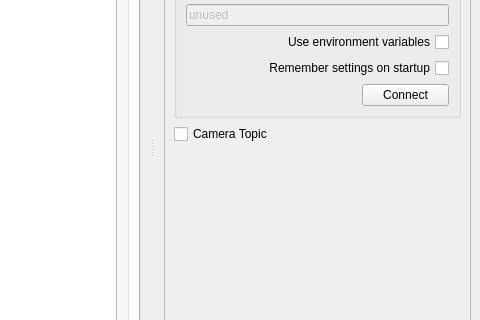
Above: logging/ui/main_window.ui from kucars/seekur_ground_station_qml before the change; both pictures show x 464 to 944 and y 204 to 524 of the 944 by 704 pixel window. Below: the same form after it.
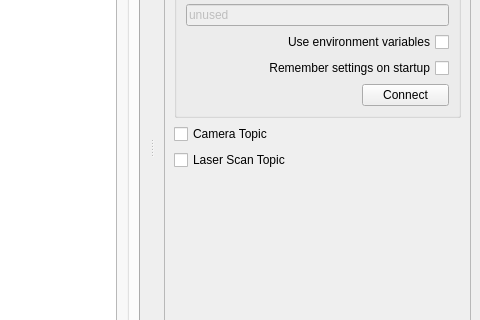
That is the form after the change. Icons and pictures are not drawn.

What changed in the file:
```diff
--- a/logging/ui/main_window.ui
+++ b/logging/ui/main_window.ui
@@ -98,7 +98,7 @@
    <property name="minimumSize">
     <size>
      <width>325</width>
-     <height>423</height>
+     <height>451</height>
     </size>
    </property>
    <property name="allowedAreas">
@@ -261,6 +261,13 @@
           </property>
          </widget>
         </item>
+        <item>
+         <widget class="QCheckBox" name="checkBox_2">
+          <property name="text">
+           <string>Laser Scan Topic</string>
+          </property>
+         </widget>
+        </item>
         <item>
          <spacer name="verticalSpacer_3">
           <property name="orientation">
```
